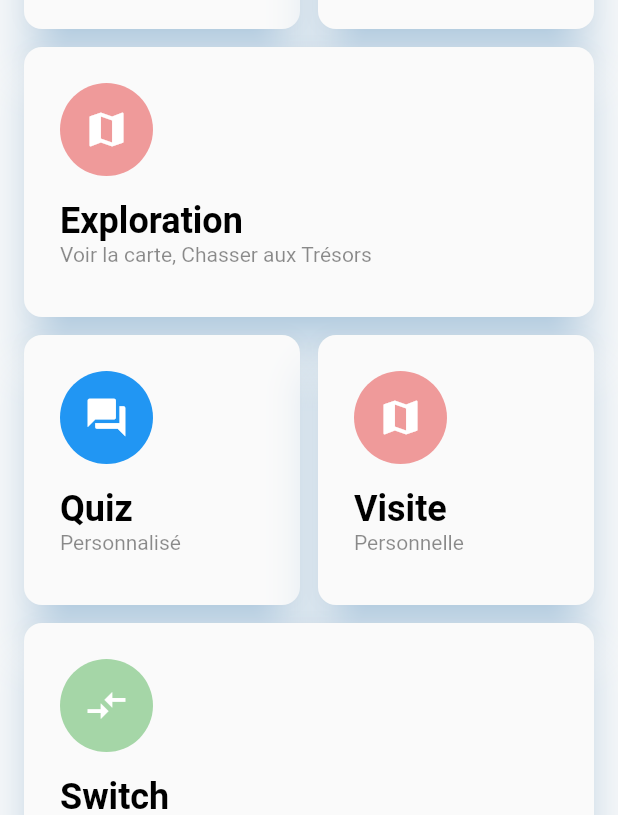
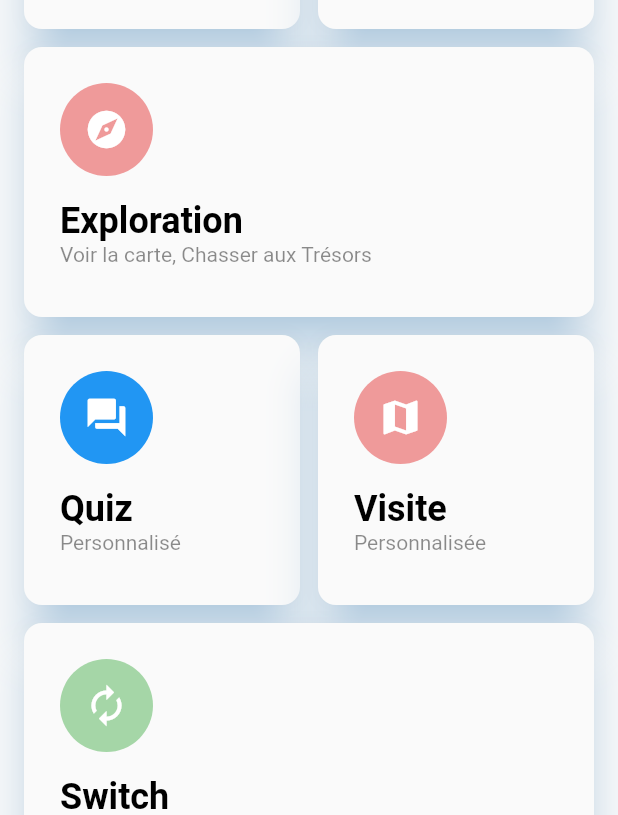
Before and after one commit to Raph-hsyuan/projet-janvier-19-pns-ps7-18-19-iam, a Flutter app: the VisitorScreen screen opened directly, on a phone screen of 412 x 824 dp. Shown: the part 337-1152 px from the top of the screen. Run offline on Flutter 3.47's test engine with Material 2 defaults, Android fonts, the phone set to English and light mode, and no system bars; our stand-ins replace audioplayers, auto_size_text, cloud_firestore, flutter_compass, flutter_local_notifications, flutter_spinkit and 1 more; missing offline and left inert: barcode_scan, flutter_beacon, flutter_nfc_reader, permission, vibrate; accounts and stored records are empty; statements that could not run were skipped.

Commit message:
#35 : Icon visiteur + label

```diff
--- a/polymuseum/lib/screens/VisitorScreen.dart
+++ b/polymuseum/lib/screens/VisitorScreen.dart
@@ -108,7 +108,7 @@ class _VisitorScreenState extends State<VisitorScreen> {
                             shape: CircleBorder(),
                             child: Padding(
                               padding: EdgeInsets.all(16.0),
-                              child: Icon(Icons.map,
+                              child: Icon(Icons.explore,
                                   color: Colors.white, size: 30.0),
                             )),
                         Padding(padding: EdgeInsets.only(bottom: 16.0)),
@@ -179,7 +179,7 @@ class _VisitorScreenState extends State<VisitorScreen> {
                                 color: Colors.black,
                                 fontWeight: FontWeight.w700,
                                 fontSize: 24.0)),
-                        Text('Personnelle',
+                        Text('Personnalisée',
                             style: TextStyle(color: Colors.black45)),
                       ]),
                 ), onTap: () {
@@ -206,7 +206,7 @@ class _VisitorScreenState extends State<VisitorScreen> {
                             shape: CircleBorder(),
                             child: Padding(
                               padding: EdgeInsets.all(16.0),
-                              child: Icon(Icons.compare_arrows,
+                              child: Icon(Icons.autorenew,
                                   color: Colors.white, size: 30.0),
                             )),
                         Padding(padding: EdgeInsets.only(bottom: 16.0)),
```
